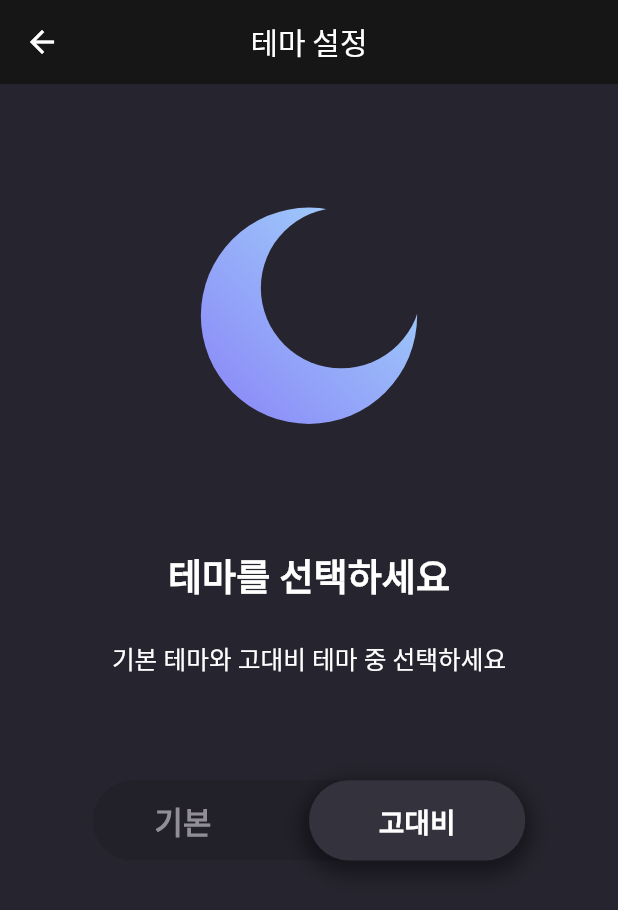
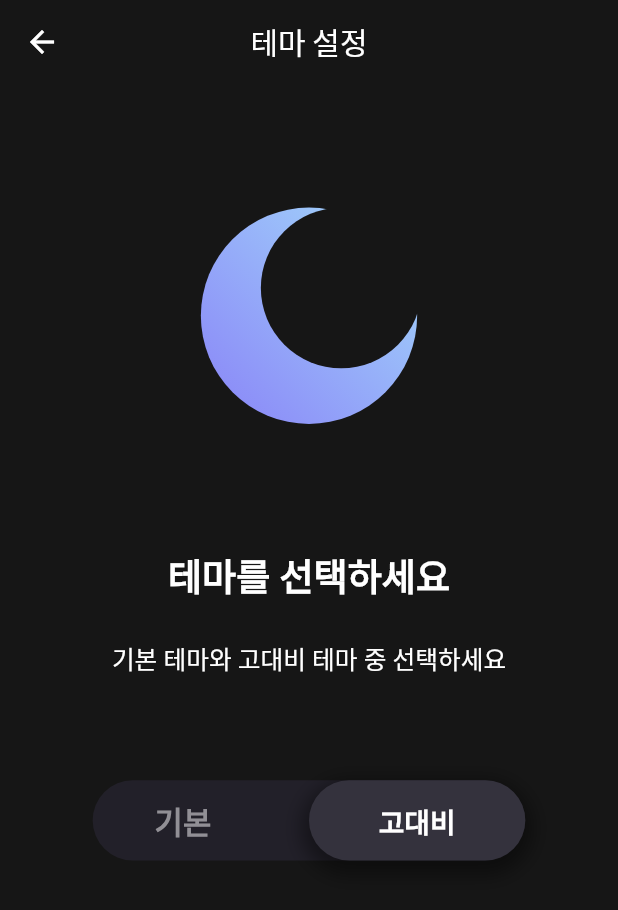
Before and after one commit to GDSC-SWU/2023-Medisight-SolutionChallenge, a Flutter app: the ThemeScreen screen opened directly, after a tap on "기본", on a phone screen of 412 x 824 dp. Shown: the top 910 px of the screen. Run offline on Flutter 3.47's test engine with Material 2 defaults, Android fonts, the phone set to English and light mode, and no system bars; our stand-ins replace assets_audio_player, camera, cloud_firestore, firebase_auth, firebase_core, flutter_tts and 7 more; missing offline and left inert: android_alarm_manager_plus, flutter_beep, flutter_qr_bar_scanner, flutter_ringtone_player, flutter_vibrate, google_mlkit_barcode_scanning; accounts and stored records are empty; Roboto replaces fonts that are missing (Rubik); statements that could not run were skipped.

Commit message:
MDS-105 feat: Modify theme screen ui

```diff
--- a/medisight/lib/screen/theme_screen.dart
+++ b/medisight/lib/screen/theme_screen.dart
@@ -61,7 +61,7 @@ class _ThemeScreen extends State<ThemeScreen>
       const Color(0xFF8983F7),
       const Color(0xFFA3DAFB),
     ],
-    backgroundColor: const Color(0xFF26242e),
+    backgroundColor: const Color.fromARGB(255, 22, 22, 22),
     textColor: const Color(0xFFFFFFFF),
     toggleButtonColor: const Color(0xFf34323d),
     toggleBackgroundColor: const Color(0xFF222029),
@@ -108,6 +108,7 @@ class _ThemeScreen extends State<ThemeScreen>
         title: Text("테마 설정"),
         leading: IconButton(
           onPressed: () {
+            // bottom navi 생성 후 수정 예정
             Navigator.pushAndRemoveUntil(
               context,
               MaterialPageRoute(builder: (_) => const MypageScreen()),
```
